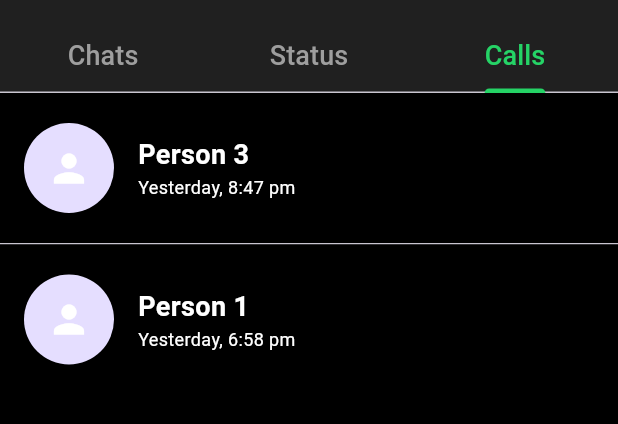
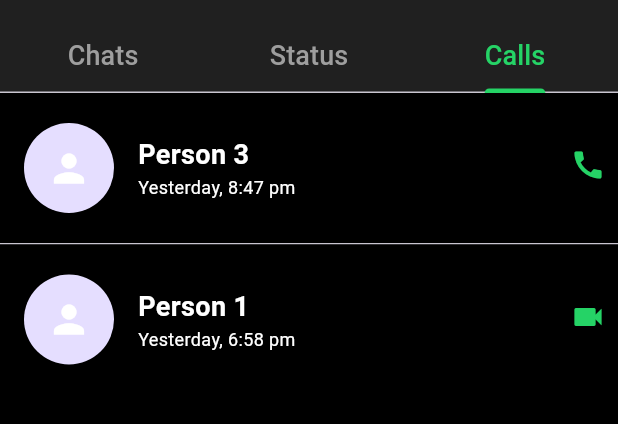
Before and after one commit to SanduSenarathne/demo_app, a Flutter app: the screen it shows after launch, tab 3 chosen, on a phone screen of 412 x 824 dp, the part 63-487 px from its top. Run offline on Flutter 3.47's test engine with Material 2 defaults, Android fonts, the phone set to English and light mode, and no system bars; our stand-ins replace get.

Commit message:
adding caller type icon

```diff
--- a/lib/View/callPage.dart
+++ b/lib/View/callPage.dart
@@ -3,6 +3,11 @@ import 'package:get/get.dart';
 
 class CallsController extends GetxController {
   // Add your controller logic here
+}
+
+enum CallType {
+  audio,
+  video,
 }
 
 class CallerPage extends StatelessWidget {
@@ -17,11 +22,13 @@ class CallerPage extends StatelessWidget {
         'name': 'Person 3',
         'time': 'Yesterday, 8:47 pm',
         'icon': Icons.person,
+        'callType': CallType.audio,
       },
       {
         'name': 'Person 1',
         'time': 'Yesterday, 6:58 pm',
         'icon': Icons.person,
+        'callType': CallType.video,
       },
     ];
 
@@ -40,7 +47,9 @@ class CallerPage extends StatelessWidget {
               height: 100,
               width: double.infinity,
               color: Colors.black,
-              child: Row(
+              child: Stack(
+                children: [
+                  Row(
                     children: [
                       SizedBox(width: 16),
                       CircleAvatar(
@@ -52,8 +61,6 @@ class CallerPage extends StatelessWidget {
                         ),
                       ),
                       SizedBox(width: 16),
-                  Row(
-                    children: [
                       Column(
                         mainAxisAlignment: MainAxisAlignment.center,
                         crossAxisAlignment: CrossAxisAlignment.start,
@@ -77,6 +84,17 @@ class CallerPage extends StatelessWidget {
                       ),
                     ],
                   ),
+                  Positioned(
+                    bottom: 40,
+                    right: 8,
+                    child: Icon(
+                      person['callType'] == CallType.audio
+                          ? Icons.call
+                          : Icons.videocam,
+                      size: 24,
+                      color: Color.fromRGBO(37, 211, 102, 1.0),
+                    ),
+                  ),
                 ],
               ),
             );
```
Lines whose indentation alone changed are shown as unchanged.
